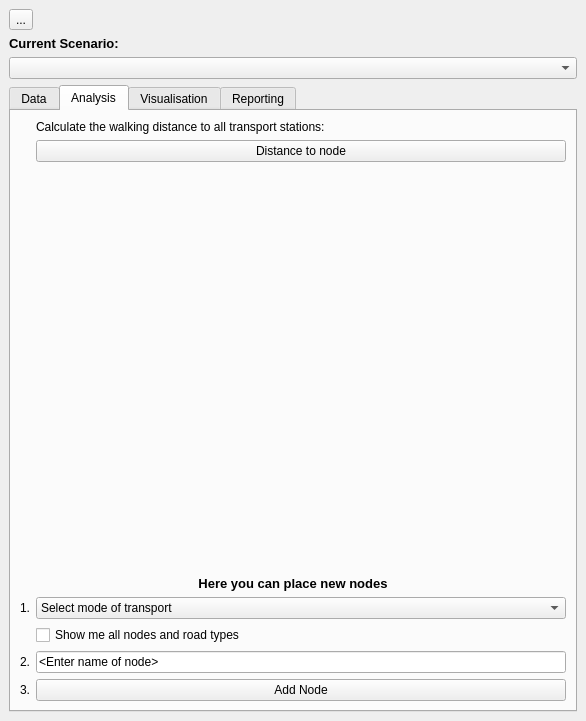
SimonGriffioen/GEO1005, file PASCAL2/spatial_decision_dockwidget_base.ui: the form before one commit.
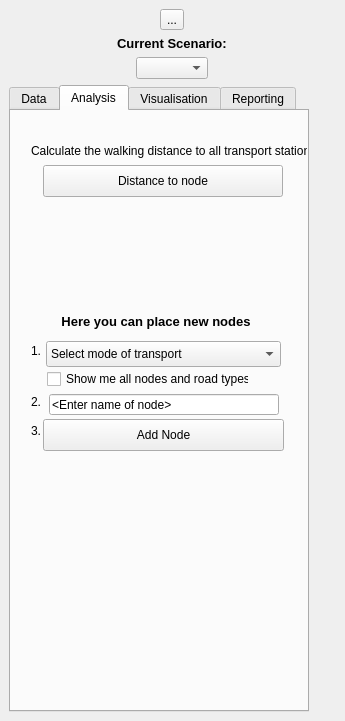
The form after the commit. The open tabs and pages were chosen to show the change.

```diff
--- a/PASCAL2/spatial_decision_dockwidget_base.ui
+++ b/PASCAL2/spatial_decision_dockwidget_base.ui
@@ -6,13 +6,19 @@
    <rect>
     <x>0</x>
     <y>0</y>
-    <width>586</width>
+    <width>345</width>
     <height>721</height>
    </rect>
   </property>
+  <property name="sizePolicy">
+   <sizepolicy hsizetype="Fixed" vsizetype="Expanding">
+    <horstretch>0</horstretch>
+    <verstretch>0</verstretch>
+   </sizepolicy>
+  </property>
   <property name="minimumSize">
    <size>
-    <width>586</width>
+    <width>324</width>
     <height>503</height>
    </size>
   </property>
@@ -24,7 +30,20 @@
   </property>
   <widget class="QWidget" name="dockWidgetContents">
    <layout class="QGridLayout" name="gridLayout">
-    <item row="3" column="1">
+    <item row="0" column="1" alignment="Qt::AlignHCenter">
+     <widget class="QToolButton" name="bigiconButton">
+      <property name="text">
+       <string>...</string>
+      </property>
+      <property name="iconSize">
+       <size>
+        <width>300</width>
+        <height>76</height>
+       </size>
+      </property>
+     </widget>
+    </item>
+    <item row="1" column="1" alignment="Qt::AlignHCenter">
      <widget class="QLabel" name="label_2">
       <property name="font">
        <font>
@@ -44,11 +63,36 @@
       </property>
      </widget>
     </item>
-    <item row="4" column="1">
-     <widget class="QComboBox" name="scenarioCombo"/>
+    <item row="2" column="1" alignment="Qt::AlignHCenter">
+     <widget class="QComboBox" name="scenarioCombo">
+      <property name="sizePolicy">
+       <sizepolicy hsizetype="Fixed" vsizetype="Fixed">
+        <horstretch>0</horstretch>
+        <verstretch>0</verstretch>
+       </sizepolicy>
+      </property>
+      <property name="styleSheet">
+       <string notr="true">font: bold 10pt &quot;MS Shell Dlg 2&quot;;</string>
+      </property>
+     </widget>
     </item>
-    <item row="10" column="1">
+    <item row="3" column="1" alignment="Qt::AlignLeft">
      <widget class="QTabWidget" name="sampleWidgets">
+      <property name="sizePolicy">
+       <sizepolicy hsizetype="Ignored" vsizetype="Expanding">
+        <horstretch>0</horstretch>
+        <verstretch>0</verstretch>
+       </sizepolicy>
+      </property>
+      <property name="minimumSize">
+       <size>
+        <width>300</width>
+        <height>0</height>
+       </size>
+      </property>
+      <property name="styleSheet">
+       <string notr="true">font: bold 10pt &quot;MS Shell Dlg 2&quot;;</string>
+      </property>
       <property name="currentIndex">
        <number>0</number>
       </property>
@@ -56,110 +100,247 @@
        <attribute name="title">
         <string>Data</string>
        </attribute>
-       <layout class="QFormLayout" name="formLayout">
-        <item row="0" column="0">
          <widget class="QLabel" name="label_3">
+        <property name="geometry">
+         <rect>
+          <x>20</x>
+          <y>12</y>
+          <width>300</width>
+          <height>36</height>
+         </rect>
+        </property>
+        <property name="sizePolicy">
+         <sizepolicy hsizetype="Fixed" vsizetype="Preferred">
+          <horstretch>0</horstretch>
+          <verstretch>0</verstretch>
+         </sizepolicy>
+        </property>
+        <property name="minimumSize">
+         <size>
+          <width>300</width>
+          <height>0</height>
+         </size>
+        </property>
+        <property name="styleSheet">
+         <string notr="true">font: bold 10pt &quot;MS Shell Dlg 2&quot;;</string>
+        </property>
           <property name="text">
-           <string>This plugin includes the public transport data of Amsterdam Noord</string>
-          </property>
-         </widget>
-        </item>
-        <item row="1" column="0" colspan="2">
-         <widget class="QPushButton" name="loadAmsterdamNoordButton">
+         <string>&lt;html&gt;&lt;head/&gt;&lt;body&gt;&lt;p&gt;This plugin includes the public transport &lt;/p&gt;&lt;p&gt;data of Amsterdam Noord:&lt;/p&gt;&lt;/body&gt;&lt;/html&gt;</string>
+        </property>
+       </widget>
+       <widget class="QPushButton" name="createScenarioButton">
+        <property name="geometry">
+         <rect>
+          <x>20</x>
+          <y>240</y>
+          <width>200</width>
+          <height>32</height>
+         </rect>
+        </property>
+        <property name="sizePolicy">
+         <sizepolicy hsizetype="Fixed" vsizetype="Fixed">
+          <horstretch>0</horstretch>
+          <verstretch>0</verstretch>
+         </sizepolicy>
+        </property>
+        <property name="minimumSize">
+         <size>
+          <width>200</width>
+          <height>0</height>
+         </size>
+        </property>
+        <property name="styleSheet">
+         <string notr="true">font: bold 10pt &quot;MS Shell Dlg 2&quot;;</string>
+        </property>
           <property name="text">
-           <string>Load sample data</string>
-          </property>
-         </widget>
-        </item>
-        <item row="3" column="1">
-         <widget class="QComboBox" name="selectNodeCombo"/>
-        </item>
-        <item row="2" column="1">
+         <string>Create new Scenario</string>
+        </property>
+       </widget>
          <widget class="QComboBox" name="selectNetworkCombo">
+        <property name="geometry">
+         <rect>
+          <x>30</x>
+          <y>126</y>
+          <width>178</width>
+          <height>26</height>
+         </rect>
+        </property>
+        <property name="sizePolicy">
+         <sizepolicy hsizetype="Fixed" vsizetype="Fixed">
+          <horstretch>0</horstretch>
+          <verstretch>0</verstretch>
+         </sizepolicy>
+        </property>
+        <property name="minimumSize">
+         <size>
+          <width>178</width>
+          <height>0</height>
+         </size>
+        </property>
           <property name="mouseTracking">
            <bool>false</bool>
           </property>
           <property name="acceptDrops">
            <bool>false</bool>
           </property>
+        <property name="styleSheet">
+         <string notr="true">font: bold 10pt &quot;MS Shell Dlg 2&quot;;</string>
+        </property>
           <property name="editable">
            <bool>false</bool>
           </property>
          </widget>
-        </item>
-        <item row="2" column="0">
          <widget class="QLabel" name="label_4">
+        <property name="geometry">
+         <rect>
+          <x>20</x>
+          <y>106</y>
+          <width>193</width>
+          <height>16</height>
+         </rect>
+        </property>
+        <property name="sizePolicy">
+         <sizepolicy hsizetype="Fixed" vsizetype="Preferred">
+          <horstretch>0</horstretch>
+          <verstretch>0</verstretch>
+         </sizepolicy>
+        </property>
+        <property name="styleSheet">
+         <string notr="true">font: bold 10pt &quot;MS Shell Dlg 2&quot;;</string>
+        </property>
           <property name="text">
            <string>Select your road network for analysis</string>
           </property>
          </widget>
-        </item>
-        <item row="3" column="0">
+       <widget class="QComboBox" name="selectNodeCombo">
+        <property name="geometry">
+         <rect>
+          <x>30</x>
+          <y>198</y>
+          <width>178</width>
+          <height>26</height>
+         </rect>
+        </property>
+        <property name="sizePolicy">
+         <sizepolicy hsizetype="Fixed" vsizetype="Fixed">
+          <horstretch>0</horstretch>
+          <verstretch>0</verstretch>
+         </sizepolicy>
+        </property>
+        <property name="minimumSize">
+         <size>
+          <width>178</width>
+          <height>0</height>
+         </size>
+        </property>
+        <property name="styleSheet">
+         <string notr="true">font: bold 10pt &quot;MS Shell Dlg 2&quot;;</string>
+        </property>
+       </widget>
          <widget class="QLabel" name="label_5">
+        <property name="geometry">
+         <rect>
+          <x>20</x>
+          <y>170</y>
+          <width>224</width>
+          <height>16</height>
+         </rect>
+        </property>
+        <property name="sizePolicy">
+         <sizepolicy hsizetype="Fixed" vsizetype="Preferred">
+          <horstretch>0</horstretch>
+          <verstretch>0</verstretch>
+         </sizepolicy>
+        </property>
+        <property name="styleSheet">
+         <string notr="true">font: bold 10pt &quot;MS Shell Dlg 2&quot;;</string>
+        </property>
           <property name="text">
            <string>Select your nodes layer (transport stations)</string>
           </property>
          </widget>
-        </item>
-        <item row="4" column="0" colspan="2">
-         <widget class="QPushButton" name="createScenarioButton">
+       <widget class="QPushButton" name="loadAmsterdamNoordButton">
+        <property name="geometry">
+         <rect>
+          <x>20</x>
+          <y>58</y>
+          <width>200</width>
+          <height>32</height>
+         </rect>
+        </property>
+        <property name="sizePolicy">
+         <sizepolicy hsizetype="Fixed" vsizetype="Fixed">
+          <horstretch>0</horstretch>
+          <verstretch>0</verstretch>
+         </sizepolicy>
+        </property>
+        <property name="minimumSize">
+         <size>
+          <width>200</width>
+          <height>0</height>
+         </size>
+        </property>
+        <property name="styleSheet">
+         <string notr="true">font: bold 10pt &quot;MS Shell Dlg 2&quot;;</string>
+        </property>
           <property name="text">
-           <string>Create new Scenario</string>
-          </property>
-         </widget>
-        </item>
-       </layout>
+         <string>Load sample data</string>
+        </property>
+       </widget>
       </widget>
       <widget class="QWidget" name="analysisTab">
        <attribute name="title">
         <string>Analysis</string>
        </attribute>
-       <layout class="QFormLayout" name="formLayout_4">
-        <property name="fieldGrowthPolicy">
-         <enum>QFormLayout::AllNonFixedFieldsGrow</enum>
-        </property>
-        <item row="0" column="1">
-         <widget class="QLabel" name="label_10">
-          <property name="text">
-           <string>Calculate the walking distance to all transport stations:</string>
-          </property>
-         </widget>
-        </item>
-        <item row="2" column="1">
          <widget class="QPushButton" name="stationDistanceButton">
+        <property name="geometry">
+         <rect>
+          <x>32</x>
+          <y>54</y>
+          <width>240</width>
+          <height>32</height>
+         </rect>
+        </property>
+        <property name="sizePolicy">
+         <sizepolicy hsizetype="Fixed" vsizetype="Fixed">
+          <horstretch>0</horstretch>
+          <verstretch>0</verstretch>
+         </sizepolicy>
+        </property>
+        <property name="minimumSize">
+         <size>
+          <width>240</width>
+          <height>0</height>
+         </size>
+        </property>
+        <property name="styleSheet">
+         <string notr="true">font: bold 10pt &quot;MS Shell Dlg 2&quot;;</string>
+        </property>
           <property name="text">
            <string>Distance to node</string>
           </property>
          </widget>
-        </item>
-        <item row="3" column="1">
-         <spacer name="verticalSpacer_2">
-          <property name="orientation">
-           <enum>Qt::Vertical</enum>
-          </property>
-          <property name="sizeHint" stdset="0">
-           <size>
-            <width>20</width>
-            <height>40</height>
-           </size>
-          </property>
-         </spacer>
-        </item>
-        <item row="5" column="1">
-         <spacer name="verticalSpacer">
-          <property name="orientation">
-           <enum>Qt::Vertical</enum>
-          </property>
-          <property name="sizeHint" stdset="0">
-           <size>
-            <width>20</width>
-            <height>40</height>
-           </size>
-          </property>
-         </spacer>
-        </item>
-        <item row="6" column="0" colspan="2">
          <widget class="QLabel" name="label_9">
+        <property name="geometry">
+         <rect>
+          <x>20</x>
+          <y>202</y>
+          <width>250</width>
+          <height>16</height>
+         </rect>
+        </property>
+        <property name="sizePolicy">
+         <sizepolicy hsizetype="Fixed" vsizetype="Preferred">
+          <horstretch>0</horstretch>
+          <verstretch>0</verstretch>
+         </sizepolicy>
+        </property>
+        <property name="minimumSize">
+         <size>
+          <width>250</width>
+          <height>0</height>
+         </size>
+        </property>
           <property name="maximumSize">
            <size>
             <width>16777215</width>
@@ -185,19 +366,46 @@
            <set>Qt::AlignCenter</set>
           </property>
          </widget>
-        </item>
-        <item row="8" column="0">
          <widget class="QLabel" name="label_6">
+        <property name="geometry">
+         <rect>
+          <x>20</x>
+          <y>232</y>
+          <width>16</width>
+          <height>16</height>
+         </rect>
+        </property>
           <property name="text">
            <string>1.</string>
           </property>
          </widget>
-        </item>
-        <item row="8" column="1">
          <widget class="QComboBox" name="selectTransportCombo">
           <property name="enabled">
            <bool>true</bool>
           </property>
+        <property name="geometry">
+         <rect>
+          <x>35</x>
+          <y>230</y>
+          <width>235</width>
+          <height>26</height>
+         </rect>
+        </property>
+        <property name="sizePolicy">
+         <sizepolicy hsizetype="Fixed" vsizetype="Fixed">
+          <horstretch>0</horstretch>
+          <verstretch>0</verstretch>
+         </sizepolicy>
+        </property>
+        <property name="minimumSize">
+         <size>
+          <width>235</width>
+          <height>0</height>
+         </size>
+        </property>
+        <property name="styleSheet">
+         <string notr="true">font: bold 10pt &quot;MS Shell Dlg 2&quot;;</string>
+        </property>
           <item>
            <property name="text">
             <string>Select mode of transport</string>
@@ -229,51 +437,165 @@
            </property>
           </item>
          </widget>
-        </item>
-        <item row="9" column="1">
          <widget class="QCheckBox" name="visibilityCheckBox">
+        <property name="geometry">
+         <rect>
+          <x>36</x>
+          <y>259</y>
+          <width>202</width>
+          <height>18</height>
+         </rect>
+        </property>
+        <property name="sizePolicy">
+         <sizepolicy hsizetype="Fixed" vsizetype="Fixed">
+          <horstretch>0</horstretch>
+          <verstretch>0</verstretch>
+         </sizepolicy>
+        </property>
+        <property name="styleSheet">
+         <string notr="true">font: bold 10pt &quot;MS Shell Dlg 2&quot;;</string>
+        </property>
           <property name="text">
            <string>Show me all nodes and road types</string>
           </property>
          </widget>
-        </item>
-        <item row="10" column="0">
          <widget class="QLabel" name="label_7">
+        <property name="geometry">
+         <rect>
+          <x>20</x>
+          <y>283</y>
+          <width>16</width>
+          <height>16</height>
+         </rect>
+        </property>
           <property name="text">
            <string>2.</string>
           </property>
          </widget>
-        </item>
-        <item row="10" column="1">
          <widget class="QLineEdit" name="stopNameEdit">
+        <property name="geometry">
+         <rect>
+          <x>38</x>
+          <y>283</y>
+          <width>230</width>
+          <height>21</height>
+         </rect>
+        </property>
+        <property name="sizePolicy">
+         <sizepolicy hsizetype="Fixed" vsizetype="Fixed">
+          <horstretch>0</horstretch>
+          <verstretch>0</verstretch>
+         </sizepolicy>
+        </property>
+        <property name="minimumSize">
+         <size>
+          <width>230</width>
+          <height>0</height>
+         </size>
+        </property>
+        <property name="styleSheet">
+         <string notr="true">font: bold 10pt &quot;MS Shell Dlg 2&quot;;</string>
+        </property>
           <property name="text">
            <string>&lt;Enter name of node&gt;</string>
           </property>
          </widget>
-        </item>
-        <item row="11" column="0">
          <widget class="QLabel" name="label_8">
+        <property name="geometry">
+         <rect>
+          <x>20</x>
+          <y>312</y>
+          <width>16</width>
+          <height>16</height>
+         </rect>
+        </property>
           <property name="text">
            <string>3.</string>
           </property>
          </widget>
-        </item>
-        <item row="11" column="1">
          <widget class="QPushButton" name="addNodesButton">
+        <property name="geometry">
+         <rect>
+          <x>32</x>
+          <y>308</y>
+          <width>241</width>
+          <height>32</height>
+         </rect>
+        </property>
+        <property name="sizePolicy">
+         <sizepolicy hsizetype="Fixed" vsizetype="Fixed">
+          <horstretch>0</horstretch>
+          <verstretch>0</verstretch>
+         </sizepolicy>
+        </property>
+        <property name="minimumSize">
+         <size>
+          <width>241</width>
+          <height>0</height>
+         </size>
+        </property>
+        <property name="styleSheet">
+         <string notr="true">font: bold 10pt &quot;MS Shell Dlg 2&quot;;</string>
+        </property>
           <property name="text">
            <string>Add Node</string>
           </property>
          </widget>
-        </item>
-       </layout>
+       <widget class="QLabel" name="label_10">
+        <property name="geometry">
+         <rect>
+          <x>20</x>
+          <y>32</y>
+          <width>286</width>
+          <height>16</height>
+         </rect>
+        </property>
+        <property name="styleSheet">
+         <string notr="true">font: bold 10pt &quot;MS Shell Dlg 2&quot;;</string>
+        </property>
+        <property name="text">
+         <string>Calculate the walking distance to all transport stations:</string>
+        </property>
+       </widget>
       </widget>
       <widget class="QWidget" name="tab">
+       <property name="sizePolicy">
+        <sizepolicy hsizetype="Fixed" vsizetype="Preferred">
+         <horstretch>0</horstretch>
+         <verstretch>0</verstretch>
+        </sizepolicy>
+       </property>
        <attribute name="title">
         <string>Visualisation</string>
        </attribute>
        <layout class="QFormLayout" name="formLayout_2">
-        <item row="1" column="1">
+        <item row="6" column="1">
+         <widget class="QLineEdit" name="sliderValue">
+          <property name="sizePolicy">
+           <sizepolicy hsizetype="Maximum" vsizetype="Fixed">
+            <horstretch>0</horstretch>
+            <verstretch>0</verstretch>
+           </sizepolicy>
+          </property>
+          <property name="text">
+           <string>500</string>
+          </property>
+         </widget>
+        </item>
+        <item row="2" column="1">
          <widget class="QSlider" name="stationDistanceSlider">
+          <property name="sizePolicy">
+           <sizepolicy hsizetype="Fixed" vsizetype="Fixed">
+            <horstretch>0</horstretch>
+            <verstretch>0</verstretch>
+           </sizepolicy>
+          </property>
+          <property name="minimumSize">
+           <size>
+            <width>239</width>
+            <height>0</height>
+           </size>
+          </property>
           <property name="maximum">
            <number>2000</number>
           </property>
@@ -291,27 +613,26 @@
           </property>
          </widget>
         </item>
-        <item row="2" column="0">
-         <widget class="QLabel" name="label_11">
-          <property name="text">
-           <string>Distance in meters:</string>
-          </property>
-         </widget>
-        </item>
-        <item row="2" column="1">
-         <widget class="QLineEdit" name="sliderValue">
-          <property name="text">
-           <string>500</string>
-          </property>
-         </widget>
-        </item>
-        <item row="0" column="1">
+        <item row="1" column="1">
          <widget class="QLabel" name="label_12">
+          <property name="sizePolicy">
+           <sizepolicy hsizetype="Fixed" vsizetype="Preferred">
+            <horstretch>0</horstretch>
+            <verstretch>0</verstretch>
+           </sizepolicy>
+          </property>
           <property name="text">
            <string>Change the distance to visualize it on the map</string>
           </property>
          </widget>
         </item>
+        <item row="5" column="1">
+         <widget class="QLabel" name="label_11">
+          <property name="text">
+           <string>Distance in meters:</string>
+          </property>
+         </widget>
+        </item>
        </layout>
       </widget>
       <widget class="QWidget" name="visualisationTab">
@@ -321,6 +642,18 @@
        <layout class="QVBoxLayout" name="verticalLayout">
         <item>
          <widget class="QTabWidget" name="tabWidget">
+          <property name="sizePolicy">
+           <sizepolicy hsizetype="Fixed" vsizetype="Expanding">
+            <horstretch>0</horstretch>
+            <verstretch>0</verstretch>
+           </sizepolicy>
+          </property>
+          <property name="minimumSize">
+           <size>
+            <width>260</width>
+            <height>0</height>
+           </size>
+          </property>
           <property name="currentIndex">
            <number>0</number>
           </property>
@@ -330,17 +663,37 @@
            </attribute>
            <layout class="QGridLayout" name="gridLayout_3">
             <item row="0" column="0">
-             <widget class="QTableWidget" name="statistics1Table"/>
+             <widget class="QTableWidget" name="statistics1Table">
+              <property name="sizePolicy">
+               <sizepolicy hsizetype="Fixed" vsizetype="Expanding">
+                <horstretch>0</horstretch>
+                <verstretch>0</verstretch>
+               </sizepolicy>
+              </property>
+             </widget>
             </item>
            </layout>
           </widget>
           <widget class="QWidget" name="tab_3">
+           <property name="sizePolicy">
+            <sizepolicy hsizetype="Fixed" vsizetype="Preferred">
+             <horstretch>0</horstretch>
+             <verstretch>0</verstretch>
+            </sizepolicy>
+           </property>
            <attribute name="title">
             <string>Average Distance</string>
            </attribute>
            <layout class="QGridLayout" name="gridLayout_2">
             <item row="0" column="0">
-             <widget class="QTableWidget" name="statistics2Table"/>
+             <widget class="QTableWidget" name="statistics2Table">
+              <property name="sizePolicy">
+               <sizepolicy hsizetype="Fixed" vsizetype="Expanding">
+                <horstretch>0</horstretch>
+                <verstretch>0</verstretch>
+               </sizepolicy>
+              </property>
+             </widget>
             </item>
            </layout>
           </widget>
@@ -350,19 +703,6 @@
       </widget>
      </widget>
     </item>
-    <item row="1" column="1">
-     <widget class="QToolButton" name="bigiconButton">
-      <property name="text">
-       <string>...</string>
-      </property>
-      <property name="iconSize">
-       <size>
-        <width>300</width>
-        <height>76</height>
-       </size>
-      </property>
-     </widget>
-    </item>
    </layout>
   </widget>
  </widget>
```
Left out of the diff: 7 changed lines with no effect on the pictures. Lines whose indentation alone changed are shown as unchanged.
